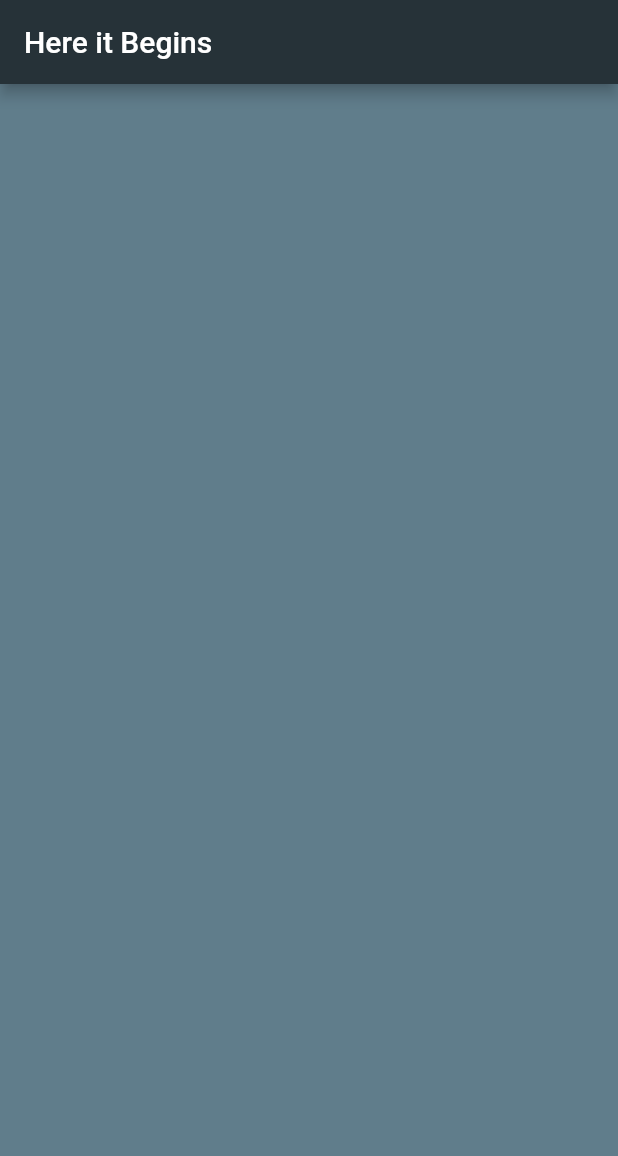
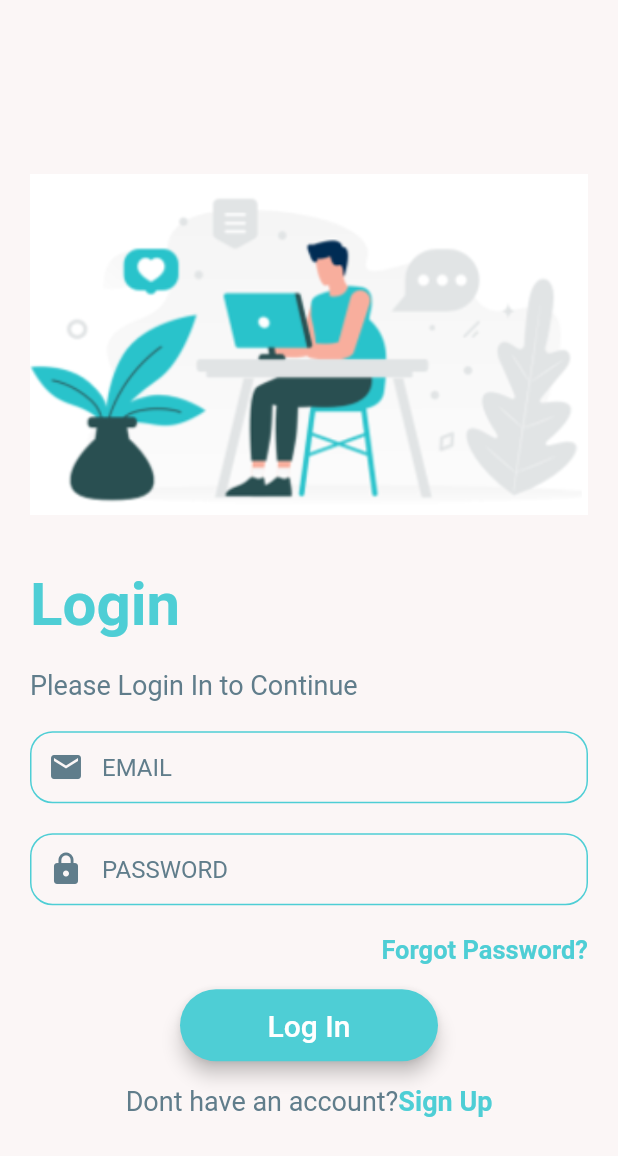
Before and after one commit to JohnNixon6972/Property_app, a Flutter app: the screen it shows after launch, on a phone screen of 412 x 824 dp. Shown: the top 1156 px of the screen. Run offline on Flutter 3.47's test engine with Material 2 defaults, Android fonts, the phone set to English and light mode, and no system bars; drawn by our look-alikes of modal_progress_hud_nsn; our stand-ins replace firebase_auth, firebase_core; accounts and stored records are empty.

Commit message:
Basic Login Page

```diff
--- /dev/null
+++ b/google-services.json
@@ -0,0 +1,39 @@
+{
+  "project_info": {
+    "project_number": "528938702581",
+    "project_id": "propertyapp-898f7",
+    "storage_bucket": "propertyapp-898f7.appspot.com"
+  },
+  "client": [
+    {
+      "client_info": {
+        "mobilesdk_app_id": "1:528938702581:android:627d83a99a6a5d342797bc",
+        "android_client_info": {
+          "package_name": "com.example.property_app"
+        }
+      },
+      "oauth_client": [
+        {
+          "client_id": "528938702581-pkv7ckm6ai5n5tjfvplk7vcf5ed7kb7i.apps.googleusercontent.com",
+          "client_type": 3
+        }
+      ],
+      "api_key": [
+        {
+          "current_key": "AIzaSyCZLIj0Bv4E0zACNGc54Zm4uc0xMbjC3QE"
+        }
+      ],
+      "services": {
+        "appinvite_service": {
+          "other_platform_oauth_client": [
+            {
+              "client_id": "528938702581-pkv7ckm6ai5n5tjfvplk7vcf5ed7kb7i.apps.googleusercontent.com",
+              "client_type": 3
+            }
+          ]
+        }
+      }
+    }
+  ],
+  "configuration_version": "1"
+}
--- /dev/null
+++ b/lib/components/roundedButton.dart
@@ -0,0 +1,35 @@
+import 'package:flutter/material.dart';
+
+class RoundButton extends StatelessWidget {
+  RoundButton(
+      {required this.color, required this.buttonTitle, required this.onPrssed});
+  final Color color;
+  final String buttonTitle;
+  final Function onPrssed;
+  // final int page_id;
+
+  @override
+  Widget build(BuildContext context) {
+    return Padding(
+      padding: EdgeInsets.symmetric(vertical: 16.0, horizontal: 100),
+      child: Material(
+        elevation: 5.0,
+        color: color,
+        borderRadius: BorderRadius.circular(30.0),
+        child: MaterialButton(
+          onPressed: () {
+            //Go to login screen.
+            onPrssed();
+            // Navigator.pushNamed(context, RegistrationScreen.id);
+          },
+          minWidth: 200.0,
+          height: 42.0,
+          child: Text(
+            buttonTitle,
+            style: TextStyle(color: Colors.white, fontSize: 20),
+          ),
+        ),
+      ),
+    );
+  }
+}
--- /dev/null
+++ b/lib/constants.dart
@@ -0,0 +1,37 @@
+import 'package:flutter/material.dart';
+
+const kTextTitleStyle = TextStyle(
+  color: Color(0XFF4ECED5),
+  fontWeight: FontWeight.bold,
+  fontSize: 40.0,
+);
+
+const kTextSubTitleStyle = TextStyle(
+  color: Colors.blueGrey,
+  // fontWeight: FontWeight.bold,
+  fontSize: 18.0,
+);
+
+const kTextFieldDecoration = InputDecoration(
+  hintText: '',
+  hintStyle: TextStyle(color: Colors.blueGrey),
+  contentPadding: EdgeInsets.symmetric(vertical: 10.0, horizontal: 20.0),
+  prefixIcon: Icon(
+    Icons.mail,
+    color: Colors.blueGrey,
+  ),
+  // fillColor: Color(0XFF4ECED5),
+  // hoverColor: Colors.lightBlueAccent,
+  border: OutlineInputBorder(
+    borderRadius: BorderRadius.all(Radius.circular(20.0)),
+  ),
+  enabledBorder: OutlineInputBorder(
+    borderSide: BorderSide(color: Color(0XFF4ECED5), width: 1.0),
+    borderRadius: BorderRadius.all(Radius.circular(15.0)),
+  ),
+  focusedBorder: OutlineInputBorder(
+    borderSide:
+        BorderSide(color: Color.fromARGB(255, 29, 148, 154), width: 1.0),
+    borderRadius: BorderRadius.all(Radius.circular(15.0)),
+  ),
+);
--- a/lib/main.dart
+++ b/lib/main.dart
@@ -1,16 +1,19 @@
 import 'package:flutter/material.dart';
+import 'package:property_app/screens/login.dart';
+import './screens/register.dart';
 
-void main() {
-  runApp(
-    MaterialApp(
+void main() => runApp(PropertyApp());
+
+class PropertyApp extends StatelessWidget {
+  @override
+  Widget build(BuildContext context) {
+    return MaterialApp(
       debugShowCheckedModeBanner: false,
-      home: Scaffold(
-        appBar: AppBar(
-          title: Text('Here it Begins'),
-          backgroundColor: Colors.blueGrey[900],
-        ),
-        backgroundColor: Colors.blueGrey,
-      ),
-    ),
-  );
+      initialRoute: login.id,
+      routes: {
+        login.id: (context) => login(),
+        register.id :(context) => register(),
+      },
+    );
+  }
 }
--- /dev/null
+++ b/lib/screens/login.dart
@@ -0,0 +1,158 @@
+import 'package:flutter/material.dart';
+import 'package:firebase_auth/firebase_auth.dart';
+import 'package:firebase_core/firebase_core.dart';
+import 'package:modal_progress_hud_nsn/modal_progress_hud_nsn.dart';
+import 'package:property_app/constants.dart';
+import 'package:property_app/screens/register.dart';
+
+import '../components/roundedButton.dart';
+
+class login extends StatefulWidget {
+  static const String id = 'login';
+  @override
+  State<login> createState() => _loginState();
+}
+
+class _loginState extends State<login> {
+  //final _auth = FirebaseAuth.instance;
+
+  // String email;
+  // String password;
+  bool showSpinner = false;
+  @override
+  Widget build(BuildContext context) {
+    return Scaffold(
+        backgroundColor: Color.fromARGB(255, 251, 246, 246),
+        body: SafeArea(
+          child: ModalProgressHUD(
+              inAsyncCall: showSpinner,
+              child: Padding(
+                padding: EdgeInsets.symmetric(vertical: 15, horizontal: 20),
+                child: Column(
+                  mainAxisAlignment: MainAxisAlignment.center,
+                  crossAxisAlignment: CrossAxisAlignment.stretch,
+                  children: <Widget>[
+                    Flexible(
+                      child: Hero(
+                        tag: 'logo',
+                        child: Container(
+                          height: 300,
+                          child: Image.asset(
+                            'images/loginLogo1.png',
+                          ),
+                        ),
+                      ),
+                    ),
+                    simpleTexts(
+                      texts: 'Login',
+                      styleConstant: kTextTitleStyle,
+                    ),
+                    SizedBox(
+                      height: 20,
+                    ),
+                    simpleTexts(
+                      texts: 'Please Login In to Continue',
+                      styleConstant: kTextSubTitleStyle,
+                    ),
+                    SizedBox(
+                      height: 20,
+                    ),
+                    loginCredentials(
+                      hintTxt: 'EMAIL',
+                      icn: Icons.email,
+                    ),
+                    SizedBox(
+                      height: 20,
+                    ),
+                    loginCredentials(hintTxt: 'PASSWORD', icn: Icons.lock),
+                    //
+                    SizedBox(
+                      height: 20,
+                    ),
+                    Text(
+                      "Forgot Password?",
+                      textAlign: TextAlign.right,
+                      style: kTextTitleStyle.copyWith(fontSize: 17),
+                    ),
+                    RoundButton(
+                      color: Color(0XFF4ECED5),
+                      buttonTitle: 'Log In',
+                      onPrssed: () async {
+                        setState(() {
+                          showSpinner = true;
+                        });
+                        // try {
+
+                        //   final existingUser = await _auth.signInWithEmailAndPassword(
+                        //       email: email, password: password);
+
+                        //   if (existingUser != null ) {
+                        //     Navigator.pushNamed(context, ChatScreen.id);
+                        //   }
+                        //   setState(() {
+                        //     showSpinner = false;
+                        //   });
+                        // } catch (e) {
+                        //   print(e);
+                        // }
+                      },
+                    ),
+                    GestureDetector(
+                      child: Row(
+                        mainAxisAlignment: MainAxisAlignment.center,
+                        children: [
+                          simpleTexts(
+                            texts: 'Dont have an account?',
+                            styleConstant: kTextSubTitleStyle,
+                          ),
+                          simpleTexts(
+                            texts: 'Sign Up',
+                            styleConstant:
+                                kTextTitleStyle.copyWith(fontSize: 18),
+                          ),
+                        ],
+                      ),
+                      onTap: () {
+                        Navigator.pushNamed(context, register.id);
+                      },
+                    ),
+                  ],
+                ),
+              )),
+        ));
+  }
+}
+
+class loginCredentials extends StatelessWidget {
+  final String hintTxt;
+  final IconData icn;
+  loginCredentials({required this.hintTxt, required this.icn});
+
+  @override
+  Widget build(BuildContext context) {
+    return TextField(
+      obscureText: true,
+      textAlign: TextAlign.left,
+      decoration: kTextFieldDecoration.copyWith(
+          hintText: hintTxt,
+          prefixIcon: Icon(
+            icn,
+            color: Colors.blueGrey,
+          )),
+    );
+  }
+}
+
+class simpleTexts extends StatelessWidget {
+  final String texts;
+  final styleConstant;
+  simpleTexts({required this.texts, required this.styleConstant});
+
+  @override
+  Widget build(BuildContext context) {
+    return Text(
+      texts,
+      style: styleConstant,
+    );
+  }
+}
--- /dev/null
+++ b/lib/screens/register.dart
@@ -0,0 +1,23 @@
+import 'package:flutter/material.dart';
+import 'package:firebase_auth/firebase_auth.dart';
+import 'package:firebase_core/firebase_core.dart';
+import 'package:modal_progress_hud_nsn/modal_progress_hud_nsn.dart';
+import 'package:property_app/constants.dart';
+
+import '../components/roundedButton.dart';
+
+class register extends StatefulWidget {
+  static const String id = 'register';
+
+  @override
+  State<register> createState() => _registerState();
+}
+
+class _registerState extends State<register> {
+  @override
+  Widget build(BuildContext context) {
+    return Container(
+
+    );
+  }
+}
--- a/pubspec.yaml
+++ b/pubspec.yaml
@@ -34,6 +34,8 @@ dependencies:
   # The following adds the Cupertino Icons font to your application.
   # Use with the CupertinoIcons class for iOS style icons.
   cupertino_icons: ^1.0.2
+  firebase_auth: ^3.3.13
+  modal_progress_hud_nsn: ^0.1.0-nullsafety-1
 
 dev_dependencies:
   flutter_test:
@@ -58,8 +60,8 @@ flutter:
   uses-material-design: true
 
   # To add assets to your application, add an assets section, like this:
-  # assets:
-  #   - images/a_dot_burr.jpeg
+  assets:
+    - images/
   #   - images/a_dot_ham.jpeg
 
   # An image asset can refer to one or more resolution-specific "variants", see
```
Also changed, not shown: images/loginLogo1.png (added), pubspec.lock, 3 other files.
